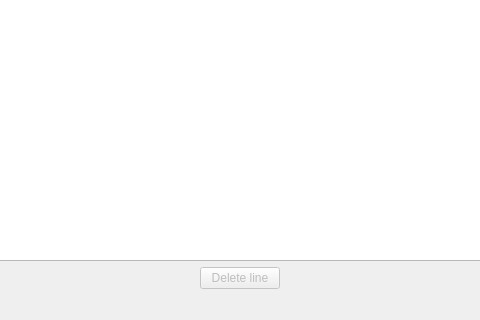
This is mainwindow.ui in MissysCode/CsvReader as Qt 5 draws it before an edit; both pictures show x 160 to 640 and y 280 to 600 of the 800 by 600 pixel window. The edited form follows.
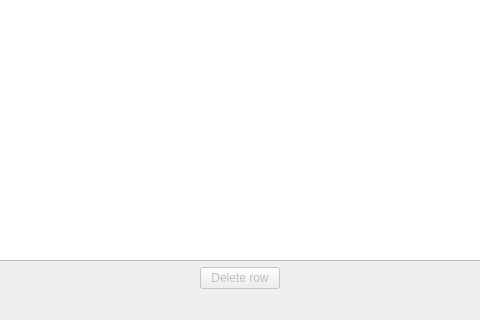
This is the edited form.

The edit to the form file:
```diff
--- a/mainwindow.ui
+++ b/mainwindow.ui
@@ -99,7 +99,7 @@
            <bool>false</bool>
           </property>
           <property name="text">
-           <string>Delete line</string>
+           <string>Delete row</string>
           </property>
          </widget>
         </item>
```
Left out of the diff: 20 changed lines with no effect on the pictures.
